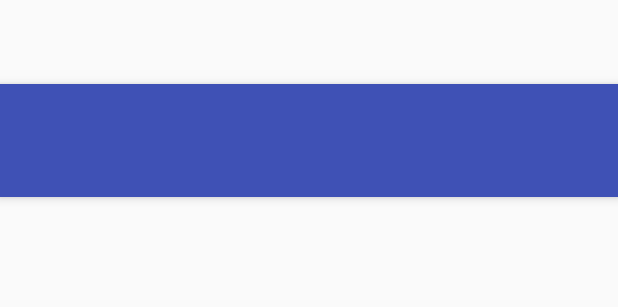
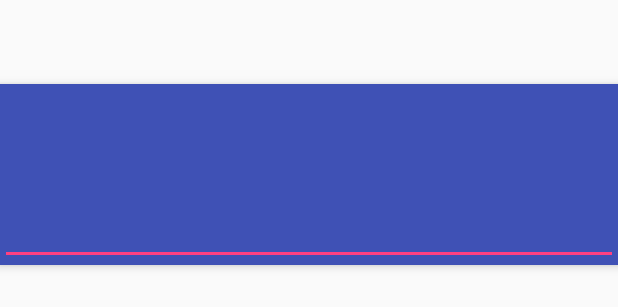
Before and after one commit to JulienPotvin/automate, an Android app: the layout activity_search.xml on its own in the app's theme, with its tools: preview values and no code run, on a phone screen of 412 x 824 dp. Shown: the top 307 px of the screen. Run offline under Robolectric (Android 15) with nearby library versions, the phone set to English and light mode, and no system bars.

Commit message:
SearchActivty to receive the query from Google Now
As of right now this show, an input if the query is empty
otherwise it shows a progress dialog while sending the request
to the server

```diff
--- a/android/app/src/main/res/layout/activity_search.xml
+++ b/android/app/src/main/res/layout/activity_search.xml
@@ -14,6 +14,13 @@
             android:background="?attr/colorPrimary" app:popupTheme="@style/AppTheme.PopupOverlay" />
 
         <TextView
+            android:id="@+id/failed_query"
+            android:layout_width="match_parent"
+            android:layout_height="wrap_content"
+            android:labelFor="@id/query_input" />
+
+        <EditText
+            android:id="@+id/query_input"
             android:layout_width="match_parent"
             android:layout_height="wrap_content" />
 
--- /dev/null
+++ b/android/app/src/main/res/values/activity_search_strings.xml
@@ -0,0 +1,5 @@
+<?xml version="1.0" encoding="utf-8"?>
+<resources>
+    <string name="empty_query">Sorry we didn't catch what you said, can you type it?</string>
+    <string name="query_loading_title">Looking for parking spots</string>
+</resources>
```
Also changed, not shown: android/app/src/main/java/com/automate/automate/SearchActivity.java (+23 -3 lines).
